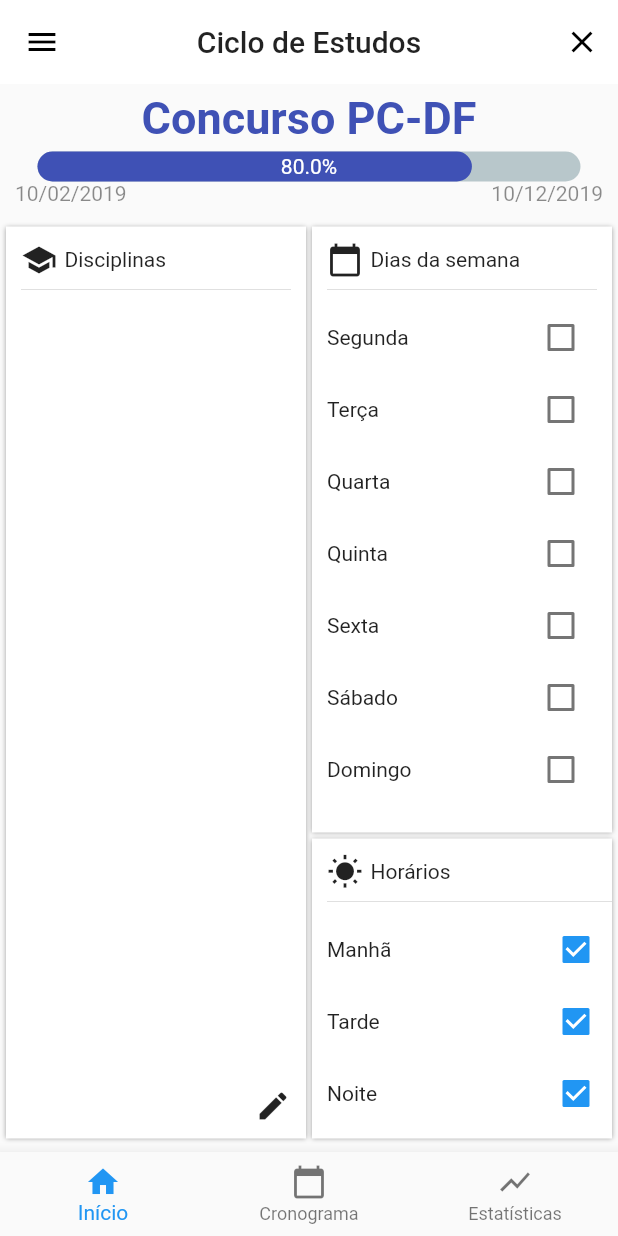
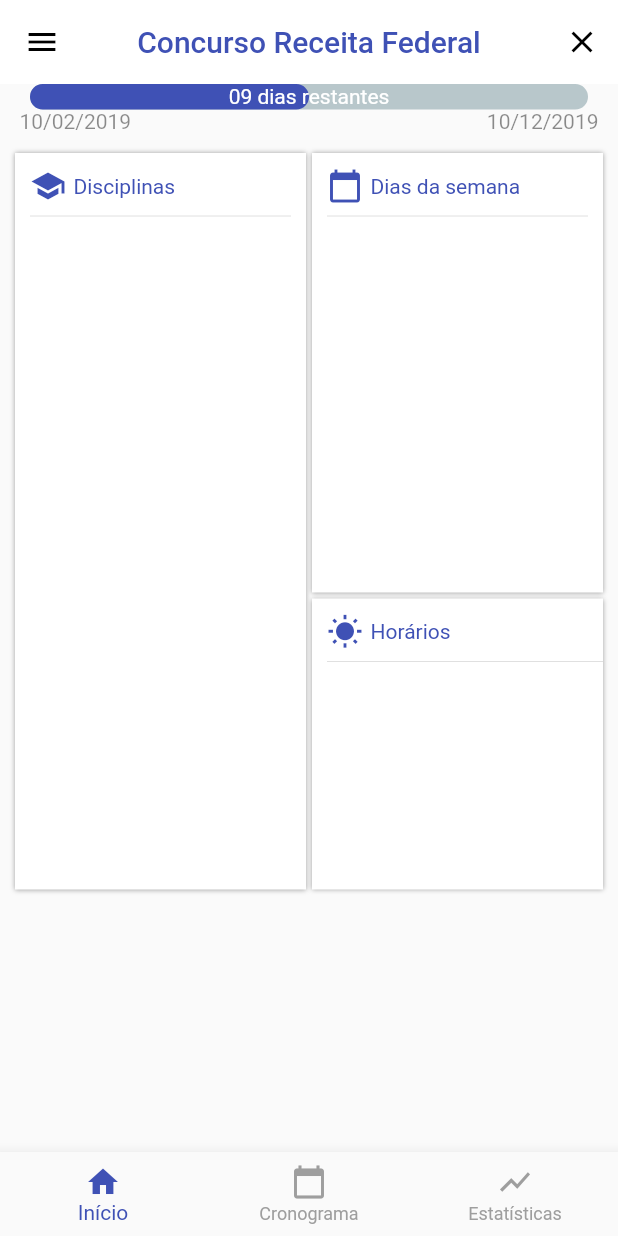
Before and after one commit to JonathanMSFerreira/ceapp, a Flutter app: the screen it shows after launch, on a phone screen of 412 x 824 dp. Run offline on Flutter 3.47's test engine with Material 2 defaults, Android fonts, the phone set to English and light mode, and no system bars; drawn by our look-alikes of percent_indicator; our stand-ins replace charts_flutter, table_calendar.

Commit message:
mais alterações no layout

```diff
--- a/lib/ui/CeAppPage.dart
+++ b/lib/ui/CeAppPage.dart
@@ -3,7 +3,6 @@ import 'package:ceapp/ui/tabsDisciplinaPage/HomeContent.dart';
 import 'package:ceapp/ui/util/Background.dart';
 import 'package:flutter/material.dart';
 import 'CronogramaPage.dart';
-
 
 class CeAppPage extends StatefulWidget {
   @override
@@ -17,24 +16,14 @@ class _CeAppPageState extends State<CeAppPage> {
 
   final background = Background();
 
-
   int _currentIndex = 0;
 
   final List<Widget> _children = [
-
-
     HomeContent(),
-
-
     CronogramaPage(),
-
     EstatisticasContent(),
 
-   /*CronometroContent(),*/
   ];
-
-
-
 
   void onTabTapped(int index) {
     setState(() {
@@ -42,33 +31,20 @@ class _CeAppPageState extends State<CeAppPage> {
     });
   }
 
-
-
-
   @override
   Widget build(BuildContext context) {
     return Scaffold(
-
         appBar: AppBar(
           elevation: 0.0,
           centerTitle: true,
-          title: Text("Ciclo de Estudos"),
-
+          title: Text("Concurso Receita Federal", style: TextStyle(color: Colors.indigo),),
           actions: <Widget>[
-
-            IconButton( icon: Icon(Icons.clear), onPressed: (){
-
-
+            IconButton(
+                icon: Icon(Icons.clear),
+                onPressed: () {
                   _showDialog(context);
-
-
-
                 })
-
-
           ],
-
-
         ),
         /*    floatingActionButton: FloatingActionButton(
           onPressed: () {
@@ -78,32 +54,32 @@ class _CeAppPageState extends State<CeAppPage> {
           child: Icon(Icons.add),
         ),*/
         drawer: _ceDrawer(),
-
         bottomNavigationBar: BottomNavigationBar(
-
+          unselectedItemColor: Colors.grey,
+          selectedItemColor: Colors.indigo,
           onTap: onTabTapped, // new
-          currentIndex: _currentIndex, // this will be set when a new tab is tapped
+          currentIndex:
+              _currentIndex, // this will be set when a new tab is tapped
           items: [
             BottomNavigationBarItem(
 
+              backgroundColor: Colors.grey,
               icon: new Icon(Icons.home),
               title: new Text('Início'),
             ),
+            BottomNavigationBarItem(
 
-    BottomNavigationBarItem(
+                backgroundColor: Colors.grey,
                 icon: Icon(Icons.calendar_today), title: Text('Cronograma')),
             BottomNavigationBarItem(
+              backgroundColor: Colors.grey,
+
               icon: new Icon(Icons.show_chart),
               title: new Text('Estatísticas'),
-
-
             ),
-
           ],
         ),
-
-
-        body:_children[_currentIndex]
+        body: _children[_currentIndex]
 /*
         body: Container(
           color: Colors.deepPurple,
@@ -115,87 +91,73 @@ class _CeAppPageState extends State<CeAppPage> {
   }
 }
 
-
 /*
 **********WIDGETS**************
 */
 
 Widget _ceDrawer() {
   return Drawer(
-
-
-    child:  Stack(
-
-
+    child: Stack(
       children: <Widget>[
-
-        Container(color: Colors.indigoAccent,),
-
-
+        Container(
+          color: Colors.indigo,
+        ),
         ListView(
-
 
           padding: EdgeInsets.zero,
           children: <Widget>[
+
+
+
+
             UserAccountsDrawerHeader(
-
-              accountName: Text("Jonathan Ferreira"),
-              accountEmail: Text("jmontsf@gmail.com"),
+              accountName: Text("Jonathan Ferreira", style: TextStyle(fontWeight: FontWeight.bold, fontSize: 20.0),),
+              accountEmail: Text("jmontsf@gmail.com", style: TextStyle(color: Colors.grey),),
               currentAccountPicture: CircleAvatar(
-                backgroundColor: Colors.yellowAccent,
-                child: Text("EC"),
+                backgroundColor: Colors.grey,
+                child: Icon(Icons.person,size: 50.0, color: Colors.white,),
               ),
             ),
             ListTile(
               title: Text(
                 'Ciclos de estudos',
-                style: TextStyle(color: Colors.indigo),
+                style: TextStyle(color: Colors.white),
               ),
-              leading: Icon(Icons.all_inclusive, color: Colors.indigo),
+              leading: Icon(Icons.all_inclusive, color: Colors.white),
               onTap: () {
                 // Update the state of the app.
                 // ...
               },
             ),
-            Divider(),
+            Divider(color: Colors.white,),
             ListTile(
-              title: Text('Cronograma',
-                  style: TextStyle(color: Colors.indigo)),
-              leading: Icon(Icons.access_time, color: Colors.indigo),
+              title: Text('Cronograma', style: TextStyle(color: Colors.white)),
+              leading: Icon(Icons.access_time, color: Colors.white),
               onTap: () {
                 // Update the state of the app.
                 // ...
               },
             ),
-            Divider(),
+            Divider(color: Colors.white,),
             ListTile(
-              title: Text('Compartilhe',
-                  style: TextStyle(color: Colors.indigo)),
-              leading: Icon(Icons.share, color: Colors.indigo),
+              title:
+                  Text('Compartilhe', style: TextStyle(color: Colors.white)),
+              leading: Icon(Icons.share, color: Colors.white),
               onTap: () {
                 // Update the state of the app.
                 // ...
               },
             ),
-            Divider(),
+            Divider(color: Colors.white,),
+
             ListTile(
-              title: Text("Sair", style: TextStyle(color: Colors.indigo)),
-              leading:
-              Icon(Icons.power_settings_new, color: Colors.indigo),
+              title: Text("Sair", style: TextStyle(color: Colors.white)),
+              leading: Icon(Icons.power_settings_new, color: Colors.white),
             )
           ],
         )
-
       ],
-
-
-    )
-
-
-
-
-
-    ,
+    ),
   );
 }
 
@@ -206,13 +168,15 @@ void _showDialog(BuildContext context) {
     builder: (BuildContext context) {
       // return object of type Dialog
       return AlertDialog(
-
         backgroundColor: Colors.indigo,
         title: new Text(
           "Remover ciclo de estudo",
           style: TextStyle(color: Colors.white),
         ),
-        content: new Text("Os dados serão apagados!", style: TextStyle(color: Colors.white),),
+        content: new Text(
+          "Os dados serão apagados!",
+          style: TextStyle(color: Colors.white),
+        ),
         actions: <Widget>[
           // usually buttons at the bottom of the dialog
           new FlatButton(
@@ -226,9 +190,11 @@ void _showDialog(BuildContext context) {
           ),
 
           new FlatButton(
-            child: new Text("Sim", style: TextStyle(color: Colors.white),),
+            child: new Text(
+              "Sim",
+              style: TextStyle(color: Colors.white),
+            ),
             shape: CircleBorder(),
-
             onPressed: () {
               Navigator.of(context).pop();
             },
--- a/lib/ui/tabsDisciplinaPage/HomeContent.dart
+++ b/lib/ui/tabsDisciplinaPage/HomeContent.dart
@@ -8,8 +8,6 @@ class HomeContent extends StatefulWidget {
 }
 
 class _HomeContentState extends State<HomeContent> {
-
-
   bool manha = false;
   bool tarde = false;
   bool noite = false;
@@ -21,13 +19,11 @@ class _HomeContentState extends State<HomeContent> {
   bool sabado = false;
   bool domingo = false;
 
-
-
   @override
   Widget build(BuildContext context) {
     List<StaggeredTile> _disposicaoCards = const <StaggeredTile>[
-      const StaggeredTile.count(2, 6),
-      const StaggeredTile.count(2, 4),
+      const StaggeredTile.count(2, 5),
+      const StaggeredTile.count(2, 3),
       const StaggeredTile.count(2, 2),
     ];
 
@@ -41,29 +37,14 @@ class _HomeContentState extends State<HomeContent> {
       Row(
         mainAxisAlignment: MainAxisAlignment.center,
         children: <Widget>[
-          Padding(
-            padding: EdgeInsets.all(5.0),
-            child: Text(
-              'Concurso PC-DF',
-              style: TextStyle(
-                  fontSize: 30.0,
-                  fontWeight: FontWeight.bold,
-                  color: Colors.indigo),
-            ),
-          )
-        ],
-      ),
-      Row(
-        mainAxisAlignment: MainAxisAlignment.center,
-        children: <Widget>[
           LinearPercentIndicator(
-            width: MediaQuery.of(context).size.width - 30,
+            width: MediaQuery.of(context).size.width - 20,
             animation: true,
-            lineHeight: 20.0,
+            lineHeight: 17.0,
             animationDuration: 2500,
-            percent: 0.8,
+            percent: 0.5,
             center: Text(
-              "80.0%",
+              "09 dias restantes",
               style: TextStyle(color: Colors.white),
             ),
             linearStrokeCap: LinearStrokeCap.roundAll,
@@ -72,7 +53,7 @@ class _HomeContentState extends State<HomeContent> {
         ],
       ),
       Padding(
-        padding: EdgeInsets.only(left: 10.0, right: 10.0),
+        padding: EdgeInsets.only(left: 13.0, right: 13.0),
         child: Row(
           mainAxisAlignment: MainAxisAlignment.spaceBetween,
           children: <Widget>[
@@ -88,7 +69,7 @@ class _HomeContentState extends State<HomeContent> {
         ),
       ),
       SizedBox(
-        height: 10.0,
+        height: 3.0,
       ),
       Expanded(
           /* padding: const EdgeInsets.only(top: 12.0),*/
@@ -98,7 +79,7 @@ class _HomeContentState extends State<HomeContent> {
         children: _cards,
         mainAxisSpacing: 4.0,
         crossAxisSpacing: 4.0,
-        padding: const EdgeInsets.all(4.0),
+        padding: const EdgeInsets.all(10.0),
       ))
     ]);
   }
@@ -120,21 +101,25 @@ class _HomeContentState extends State<HomeContent> {
         children: <Widget>[
           Row(
             children: <Widget>[
-              Icon(Icons.wb_sunny),
+              Icon(
+                Icons.wb_sunny,
+                color: Colors.indigo,
+              ),
               Padding(
                 padding: EdgeInsets.only(left: 5.0),
-                child: Text("Horários"),
+                child: Text(
+                  "Horários",
+                  style: TextStyle(color: Colors.indigo),
+                ),
               )
             ],
           ),
           Divider(),
           Expanded(
+              flex: 1,
+              child: Container(
 
-            flex: 1,
-            child: Container(
-
-
-
+/*
               child:
 
               Column(
@@ -193,15 +178,9 @@ class _HomeContentState extends State<HomeContent> {
                     ],
                   ),
                 ],
-              ))
+              )*/
 
-
-
-
-
-
-
-          )
+                  ))
         ],
       ),
     );
@@ -224,152 +203,39 @@ class _HomeContentState extends State<HomeContent> {
         children: <Widget>[
           Row(
             children: <Widget>[
-              Icon(Icons.calendar_today),
+              Icon(
+                Icons.calendar_today,
+                color: Colors.indigo,
+              ),
               Padding(
                 padding: EdgeInsets.only(left: 5.0),
-                child: Text("Dias da semana"),
+                child: Text(
+                  "Dias da semana",
+                  style: TextStyle(color: Colors.indigo),
+                ),
               )
             ],
           ),
           Divider(),
           Expanded(
-
-              flex: 1,
-              child: Container(
-
-
-
-                  child:
-
-                  Column(
-
+            flex: 1,
+            child: Container(
+                child: Column(
                     mainAxisAlignment: MainAxisAlignment.start,
                     children: <Widget>[
 
 
 
-
-
-                      Row(
+                  Container(
+                      height: 15.0,
+                      child: Row(
                         mainAxisAlignment: MainAxisAlignment.spaceBetween,
                         children: <Widget>[
-                          Text("Segunda"),
-                          Checkbox(
 
-                            value: segunda,
-                            onChanged: (bool value) {
-                              setState(() {
-                                segunda = value;
-                              });
-                            },
-                          ),
                         ],
-                      ),
-
-                      Row(
-                        mainAxisAlignment: MainAxisAlignment.spaceBetween,
-                        children: <Widget>[
-                          Text("Terça"),
-                          Checkbox(
-
-                            value: terca,
-                            onChanged: (bool value) {
-                              setState(() {
-                                terca = value;
-                              });
-                            },
-                          ),
-                        ],
-                      ),
-                      // [Wednesday] checkbox
-                      Row(
-                        mainAxisAlignment: MainAxisAlignment.spaceBetween,
-                        children: <Widget>[
-                          Text("Quarta"),
-                          Checkbox(
-                            value: quarta,
-                            onChanged: (bool value) {
-                              setState(() {
-                                quarta = value;
-                              });
-                            },
-                          ),
-                        ],
-                      ),
-
-                      Row(
-                        mainAxisAlignment: MainAxisAlignment.spaceBetween,
-                        children: <Widget>[
-                          Text("Quinta"),
-                          Checkbox(
-                            value: quinta,
-                            onChanged: (bool value) {
-                              setState(() {
-                                quinta = value;
-                              });
-                            },
-                          ),
-                        ],
-                      ),
-
-                      Row(
-                        mainAxisAlignment: MainAxisAlignment.spaceBetween,
-                        children: <Widget>[
-                          Text("Sexta"),
-                          Checkbox(
-                            value: sexta,
-                            onChanged: (bool value) {
-                              setState(() {
-                                sexta = value;
-                              });
-                            },
-                          ),
-                        ],
-                      ),
-
-
-                      Row(
-                        mainAxisAlignment: MainAxisAlignment.spaceBetween,
-                        children: <Widget>[
-                          Text("Sábado"),
-                          Checkbox(
-                            value: sabado,
-                            onChanged: (bool value) {
-                              setState(() {
-                                sabado = value;
-                              });
-                            },
-                          ),
-                        ],
-                      ),
-
-                      Row(
-                        mainAxisAlignment: MainAxisAlignment.spaceBetween,
-                        children: <Widget>[
-                          Text("Domingo"),
-                          Checkbox(
-                            value: domingo,
-                            onChanged: (bool value) {
-                              setState(() {
-                                domingo = value;
-                              });
-                            },
-                          ),
-                        ],
-                      ),
-
-
-                    ],
-                  ))
-
-
-
-
-
-
-
-          ),
-
+                      ))
+                ])),
+          )
         ],
       ),
     );
@@ -392,10 +258,16 @@ class _HomeContentState extends State<HomeContent> {
         children: <Widget>[
           Row(
             children: <Widget>[
-              Icon(Icons.school),
+              Icon(
+                Icons.school,
+                color: Colors.indigo,
+              ),
               Padding(
                 padding: EdgeInsets.only(left: 5.0),
-                child: Text("Disciplinas"),
+                child: Text(
+                  "Disciplinas",
+                  style: TextStyle(color: Colors.indigo),
+                ),
               )
             ],
           ),
@@ -403,18 +275,10 @@ class _HomeContentState extends State<HomeContent> {
           Expanded(
             flex: 1,
             child: Container(),
-          ),
-          Row(
-            mainAxisAlignment:  MainAxisAlignment.end,
-            children: <Widget>[
-              Icon(Icons.mode_edit),
-            ],
-          ),
+          )
         ],
       ),
     );
-
-
   }
 }
 
```
Also changed, not shown: pubspec.lock. Lines whose indentation alone changed are shown as unchanged.
